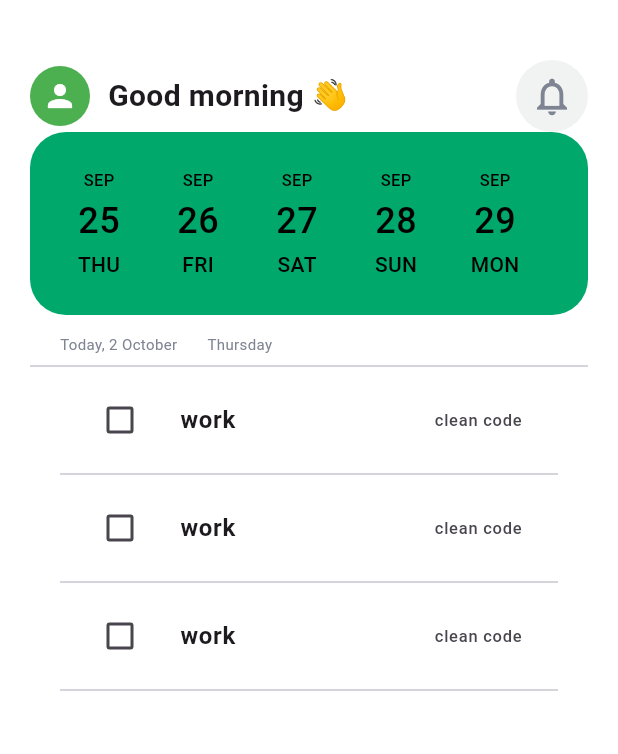
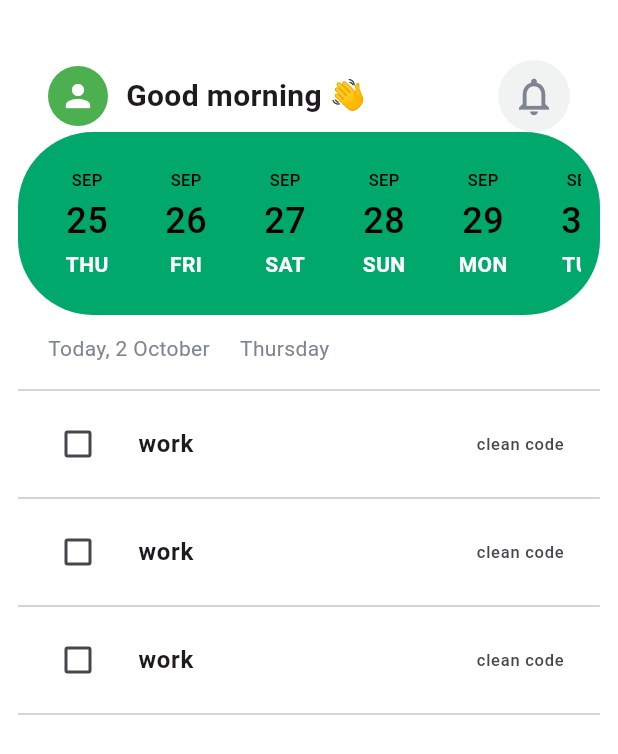
Before and after one commit to elshaarawy7/To-do-App, a Flutter app: the HomePage screen opened by its route, on a phone screen of 412 x 824 dp. Shown: the top 754 px of the screen. Run offline on Flutter 3.47's test engine with Material 3 defaults, Android fonts, the phone set to English and light mode, and no system bars; drawn by our look-alikes of date_picker_timeline; our stand-ins replace gap, go_router.

Commit message:
edit code in widget task page

```diff
--- a/lib/features/ui/pages/app/home_page.dart
+++ b/lib/features/ui/pages/app/home_page.dart
@@ -1,5 +1,4 @@
 import 'package:flutter/material.dart';
-import 'package:gap/gap.dart';
 import 'package:todo_app/features/ui/widget/task_page.dart';
 
 class HomePage extends StatelessWidget {
@@ -9,6 +8,8 @@ class HomePage extends StatelessWidget {
   Widget build(BuildContext context) {
     return Scaffold(
       body: SingleChildScrollView(
+        child: Padding(
+          padding: const EdgeInsets.symmetric(horizontal: 12),
           child: Column(
             children: [
               const SizedBox(height: 40),
@@ -49,6 +50,7 @@ class HomePage extends StatelessWidget {
             ],
           ),
         ),
+      ),
     );
   }
 }
--- a/lib/features/ui/widget/task_page.dart
+++ b/lib/features/ui/widget/task_page.dart
@@ -19,17 +19,15 @@ class _TaskPageState extends State<TaskPage> {
     final dayNumber = DateFormat('d').format(now); // رقم اليوم (2)
     final monthName = DateFormat('MMMM').format(now); // اسم الشهر (October)
 
-    return Padding(
-      padding: const EdgeInsets.symmetric(horizontal: 20),
-      child: ListView(
+    return ListView(
       shrinkWrap: true,
       physics: const NeverScrollableScrollPhysics(),
       children: [
         Container(
           padding: const EdgeInsets.all(13),
           decoration: BoxDecoration(
-              color: const Color(0xff00A86B),
-              borderRadius: BorderRadius.circular(24),
+            color: Color(0xff00A86B),
+            borderRadius: BorderRadius.circular(50),
           ),
           child: DatePicker(
             DateTime.now().subtract(const Duration(days: 7)),
@@ -37,13 +35,13 @@ class _TaskPageState extends State<TaskPage> {
             initialSelectedDate: DateTime.now(),
             selectionColor: Colors.green,
             selectedTextColor: Colors.white,
-              daysCount: 15,
+            daysCount: 15 ,
             dayTextStyle: const TextStyle(
-                color: Colors.black,
-                fontWeight: FontWeight.w500,
+              color: Colors.white,
+              fontWeight: FontWeight.bold,
             ),
             inactiveDates: List.generate(
-                7,
+              6,
               (i) => DateTime.now().subtract(Duration(days: i + 1)),
             ),
             onDateChange: (date) {
@@ -58,20 +56,20 @@ class _TaskPageState extends State<TaskPage> {
             children: [
               Text(
                 'Today, $dayNumber $monthName',
-                  style: const TextStyle(fontSize: 10, color: Color(0xff7E8491)),
+                style: const TextStyle(fontSize: 14, color: Color(0xff7E8491)),
               ),
               const Gap(20),
               Text(
                 dayName, // 👈 اسم اليوم بيتغير تلقائي
-                  style: const TextStyle(fontSize: 10, color: Color(0xff7E8491)),
+                style: const TextStyle(fontSize: 14, color: Color(0xff7E8491)),
               ),
             ],
           ),
         ),
-          const Divider(),
-          const TodayTaskList(),
+        SizedBox(height: 10,) ,
+        Divider() ,
+         TodayTaskList(),
       ],
-      ),
     );
   }
 }
@@ -103,9 +101,7 @@ class _TodayItemState extends State<TodayItem> {
   bool isChecked = false;
   @override
   Widget build(BuildContext context) {
-    return Padding(
-      padding: const EdgeInsets.symmetric(horizontal: 20),
-      child: Column(
+    return Column(
       children: [
         TaskItem(
           onChanged: (value) {
@@ -120,7 +116,6 @@ class _TodayItemState extends State<TodayItem> {
         ),
         Divider(),
       ],
-      ),
     );
   }
 }
```
Also changed, not shown: pubspec.lock. Lines whose indentation alone changed are shown as unchanged.
